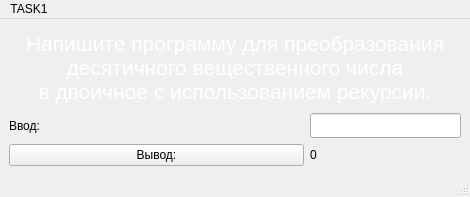
First picture: the form in LAB3/TASK1/mainwindow.ui, repository SNEGIKON13/OAIP-Labs, before the edit.
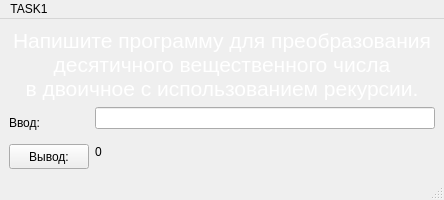
Second picture: the form after the edit.

```diff
--- a/LAB3/TASK1/mainwindow.ui
+++ b/LAB3/TASK1/mainwindow.ui
@@ -6,10 +6,16 @@
    <rect>
     <x>0</x>
     <y>0</y>
-    <width>470</width>
-    <height>197</height>
+    <width>444</width>
+    <height>200</height>
    </rect>
   </property>
+  <property name="maximumSize">
+   <size>
+    <width>16777215</width>
+    <height>200</height>
+   </size>
+  </property>
   <property name="windowTitle">
    <string>MainWindow</string>
   </property>
@@ -27,30 +33,35 @@
       <item row="1" column="0">
        <layout class="QGridLayout" name="gridLayout">
         <item row="0" column="0">
+         <layout class="QVBoxLayout" name="verticalLayout">
+          <item>
          <widget class="QLabel" name="label_2">
           <property name="text">
            <string>Ввод:</string>
           </property>
          </widget>
         </item>
-        <item row="0" column="1">
-         <widget class="QLineEdit" name="input">
-          <property name="maximumSize">
-           <size>
-            <width>151</width>
-            <height>25</height>
-           </size>
-          </property>
-         </widget>
-        </item>
-        <item row="1" column="0">
+          <item>
          <widget class="QPushButton" name="pushButton">
+            <property name="maximumSize">
+             <size>
+              <width>80</width>
+              <height>25</height>
+             </size>
+            </property>
           <property name="text">
            <string>Вывод:</string>
           </property>
          </widget>
         </item>
-        <item row="1" column="1">
+         </layout>
+        </item>
+        <item row="0" column="1">
+         <layout class="QVBoxLayout" name="verticalLayout_2">
+          <item>
+           <widget class="QLineEdit" name="input"/>
+          </item>
+          <item>
          <widget class="QLabel" name="output">
           <property name="text">
            <string>0</string>
@@ -62,13 +73,15 @@
      </layout>
     </item>
    </layout>
+    </item>
+   </layout>
   </widget>
   <widget class="QMenuBar" name="menubar">
    <property name="geometry">
     <rect>
      <x>0</x>
      <y>0</y>
-     <width>470</width>
+     <width>444</width>
      <height>22</height>
     </rect>
    </property>
```
Lines whose indentation alone changed are shown as unchanged.
